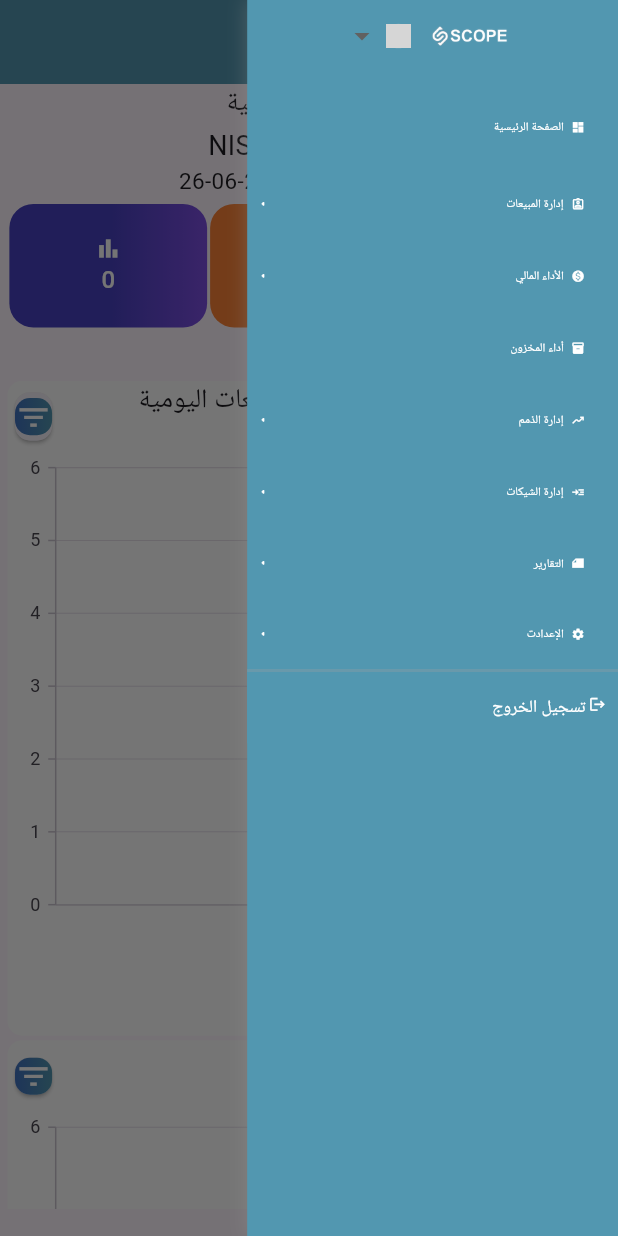
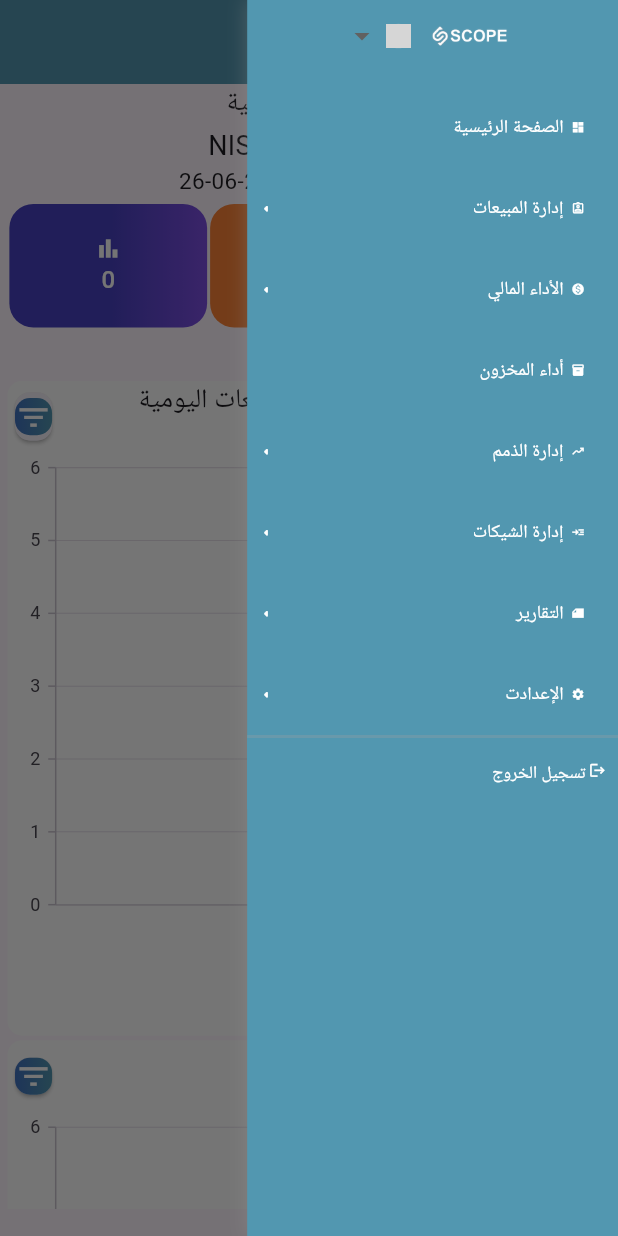
Before and after one commit to adham-turki/dashboardflutter, a Flutter app: the HomePage screen opened by its route, with the side drawer open, on a phone screen of 412 x 824 dp. Run offline on Flutter 3.47's test engine with Material 3 defaults, Android fonts, the phone set to English and light mode, and no system bars; our stand-ins replace cool_alert, dotted_border, dropdown_button2, dropdown_search, fl_chart, flutter_secure_storage and 7 more; missing offline and left inert: dart:html, encrypt, excel, local_session_timeout, pluto_grid; accounts and stored records are empty; generated files the repository leaves out were written again; statements that could not run were skipped; grey boxes are pictures that could not be loaded.

Commit message:
edit font size

```diff
--- a/lib/controller/login/login_controller.dart
+++ b/lib/controller/login/login_controller.dart
@@ -11,6 +11,8 @@ import 'package:flutter_gen/gen_l10n/app_localizations.dart';
 class LoginController {
   Future<bool> logInPost(UserModel userModel, AppLocalizations local) async {
     String api = logInApi;
+        print("reqBody: ${userModel.toJson()}");
+
     var response = await ApiService().postRequest(api, userModel.toJson());
 
     print("code: ${response.statusCode}");
--- a/lib/widget/new_sideMenue/side_menu.dart
+++ b/lib/widget/new_sideMenue/side_menu.dart
@@ -419,8 +419,8 @@ class _SideMenuState extends State<SideMenu> {
                             color: activeColor,
                             size: isDesktop
                                 ? !isCollapsed
-                                    ? width * 0.01
-                                    : width * 0.0138
+                                    ? width * 0.015
+                                    : width * 0.0143
                                 : width * 0.022,
                           ),
                           !isCollapsed
@@ -433,7 +433,7 @@ class _SideMenuState extends State<SideMenu> {
                                   title,
                                   style: TextStyle(
                                       fontSize:
-                                          isDesktop ? fontSize : width * 0.019,
+                                          isDesktop ? fontSize : width * 0.03,
                                       fontWeight: FontWeight.w500,
                                       color: activeColor),
                                 )
@@ -448,7 +448,7 @@ class _SideMenuState extends State<SideMenu> {
                                 selectedMenu == index
                                     ? Icons.arrow_drop_down_rounded
                                     : Icons.arrow_right_rounded,
-                                size: isDesktop ? width * 0.011 : width * 0.02,
+                                size: isDesktop ? width * 0.011 : width * 0.03,
                               )
                             : Container()
                         : Container(),
@@ -526,7 +526,7 @@ class _SideMenuState extends State<SideMenu> {
                   title,
                   style: TextStyle(
                     color: activeSubColor(page),
-                    fontSize: isDesktop ? fontSize : width * 0.015,
+                    fontSize: isDesktop ? fontSize : width * 0.025,
                   ),
                 ),
               ),
```
Also changed, not shown: lib/main.dart (+5 -5 lines), 1 other file.
